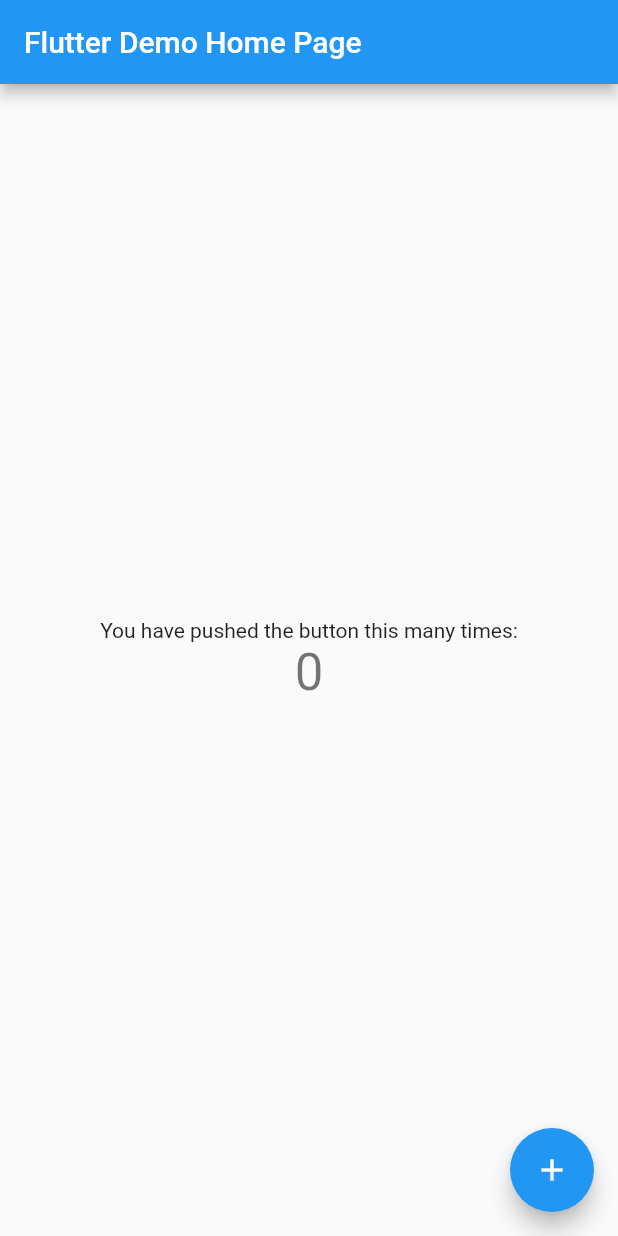
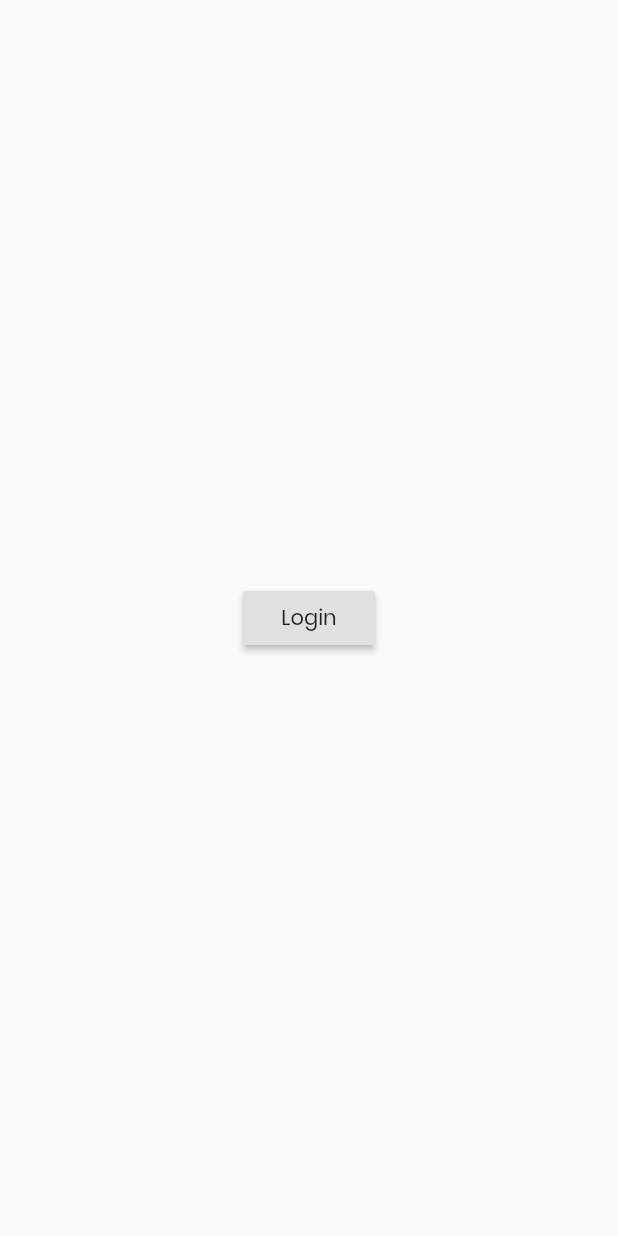
Before and after one commit to Digisata/Flutvote, a Flutter app: the screen it shows after launch, on a phone screen of 412 x 824 dp. Run offline on Flutter 3.47's test engine with Material 2 defaults, Android fonts, the phone set to English and light mode, and no system bars; our stand-ins replace firebase_auth, firebase_crashlytics; missing offline and left inert: flutter_facebook_login; accounts and stored records are empty.

Commit message:
starter pack

```diff
--- /dev/null
+++ b/lib/commons/commons.dart
@@ -0,0 +1,2 @@
+export 'color_palette.dart';
+export 'content_size.dart';
--- a/lib/main.dart
+++ b/lib/main.dart
@@ -1,117 +1,66 @@
+import 'package:firebase_crashlytics/firebase_crashlytics.dart';
 import 'package:flutter/material.dart';
+import 'package:flutter/services.dart';
+import 'package:flutvote/providers/providers.dart';
+import 'package:flutvote/routes/routes.dart';
+import 'package:provider/provider.dart';
 
 void main() {
-  runApp(MyApp());
+  Crashlytics.instance.enableInDevMode = true;
+  FlutterError.onError = Crashlytics.instance.recordFlutterError;
+  runApp(
+    ChangeNotifierProvider<AppProvider>(
+      create: (context) => AppProvider(),
+      child: Flutvote(),
+    ),
+  );
+  SystemChrome.setPreferredOrientations(
+    [
+      DeviceOrientation.portraitUp,
+      DeviceOrientation.portraitDown,
+    ],
+  );
 }
 
-class MyApp extends StatelessWidget {
-  // This widget is the root of your application.
+class Flutvote extends StatelessWidget {
   @override
   Widget build(BuildContext context) {
     return MaterialApp(
-      title: 'Flutter Demo',
+      title: 'Flutvote',
+      debugShowCheckedModeBanner: false,
+      initialRoute: '/',
+      routes: <String, WidgetBuilder>{
+        '/': (context) => SplashRoute(),
+        '/homeRoute': (context) => HomeRoute(),
+      },
       theme: ThemeData(
-        // This is the theme of your application.
-        //
-        // Try running your application with "flutter run". You'll see the
-        // application has a blue toolbar. Then, without quitting the app, try
-        // changing the primarySwatch below to Colors.green and then invoke
-        // "hot reload" (press "r" in the console where you ran "flutter run",
-        // or simply save your changes to "hot reload" in a Flutter IDE).
-        // Notice that the counter didn't reset back to zero; the application
-        // is not restarted.
-        primarySwatch: Colors.blue,
-        // This makes the visual density adapt to the platform that you run
-        // the app on. For desktop platforms, the controls will be smaller and
-        // closer together (more dense) than on mobile platforms.
-        visualDensity: VisualDensity.adaptivePlatformDensity,
+        fontFamily: 'Poppins',
+        textTheme: TextTheme(
+          headline1: TextStyle(
+            fontSize: 25,
+            fontWeight: FontWeight.bold,
+            fontStyle: FontStyle.normal,
+            color: Colors.black,
+          ),
+          headline2: TextStyle(
+            fontSize: 20.0,
+            fontStyle: FontStyle.normal,
+            color: Colors.grey,
+          ),
+          headline3: TextStyle(
+            fontSize: 20.0,
+            fontStyle: FontStyle.normal,
+            fontWeight: FontWeight.bold,
+            color: Colors.white,
+          ),
+          headline4: TextStyle(
+            color: Colors.black,
+            fontSize: 25.0,
+            fontStyle: FontStyle.normal,
+            fontWeight: FontWeight.bold,
+          ),
+        ),
       ),
-      home: MyHomePage(title: 'Flutter Demo Home Page'),
     );
   }
 }
-
-class MyHomePage extends StatefulWidget {
-  MyHomePage({Key key, this.title}) : super(key: key);
-
-  // This widget is the home page of your application. It is stateful, meaning
-  // that it has a State object (defined below) that contains fields that affect
-  // how it looks.
-
-  // This class is the configuration for the state. It holds the values (in this
-  // case the title) provided by the parent (in this case the App widget) and
-  // used by the build method of the State. Fields in a Widget subclass are
-  // always marked "final".
-
-  final String title;
-
-  @override
-  _MyHomePageState createState() => _MyHomePageState();
-}
-
-class _MyHomePageState extends State<MyHomePage> {
-  int _counter = 0;
-
-  void _incrementCounter() {
-    setState(() {
-      // This call to setState tells the Flutter framework that something has
-      // changed in this State, which causes it to rerun the build method below
-      // so that the display can reflect the updated values. If we changed
-      // _counter without calling setState(), then the build method would not be
-      // called again, and so nothing would appear to happen.
-      _counter++;
-    });
-  }
-
-  @override
-  Widget build(BuildContext context) {
-    // This method is rerun every time setState is called, for instance as done
-    // by the _incrementCounter method above.
-    //
-    // The Flutter framework has been optimized to make rerunning build methods
-    // fast, so that you can just rebuild anything that needs updating rather
-    // than having to individually change instances of widgets.
-    return Scaffold(
-      appBar: AppBar(
-        // Here we take the value from the MyHomePage object that was created by
-        // the App.build method, and use it to set our appbar title.
-        title: Text(widget.title),
-      ),
-      body: Center(
-        // Center is a layout widget. It takes a single child and positions it
-        // in the middle of the parent.
-        child: Column(
-          // Column is also a layout widget. It takes a list of children and
-          // arranges them vertically. By default, it sizes itself to fit its
-          // children horizontally, and tries to be as tall as its parent.
-          //
-          // Invoke "debug painting" (press "p" in the console, choose the
-          // "Toggle Debug Paint" action from the Flutter Inspector in Android
-          // Studio, or the "Toggle Debug Paint" command in Visual Studio Code)
-          // to see the wireframe for each widget.
-          //
-          // Column has various properties to control how it sizes itself and
-          // how it positions its children. Here we use mainAxisAlignment to
-          // center the children vertically; the main axis here is the vertical
-          // axis because Columns are vertical (the cross axis would be
-          // horizontal).
-          mainAxisAlignment: MainAxisAlignment.center,
-          children: <Widget>[
-            Text(
-              'You have pushed the button this many times:',
-            ),
-            Text(
-              '$_counter',
-              style: Theme.of(context).textTheme.headline4,
-            ),
-          ],
-        ),
-      ),
-      floatingActionButton: FloatingActionButton(
-        onPressed: _incrementCounter,
-        tooltip: 'Increment',
-        child: Icon(Icons.add),
-      ), // This trailing comma makes auto-formatting nicer for build methods.
-    );
-  }
-}
--- /dev/null
+++ b/lib/providers/app_providers.dart
@@ -0,0 +1,5 @@
+import 'package:flutter/foundation.dart';
+
+class AppProvider extends ChangeNotifier {
+
+}
--- /dev/null
+++ b/lib/providers/providers.dart
@@ -0,0 +1 @@
+export 'app_providers.dart';
--- /dev/null
+++ b/lib/routes/routes.dart
@@ -0,0 +1,2 @@
+export 'splash_route.dart';
+export 'home_route.dart';
--- /dev/null
+++ b/lib/routes/splash_route.dart
@@ -0,0 +1,25 @@
+import 'package:flutter/material.dart';
+import 'package:flutvote/services/services.dart';
+
+class SplashRoute extends StatelessWidget {
+  final FacebookAuths _facebookAuths = FacebookAuths();
+
+  @override
+  Widget build(BuildContext context) {
+    return Scaffold(
+      body: Center(
+        child: RaisedButton(
+          child: Text('Login'),
+          onPressed: () async {
+            try {
+              await _facebookAuths.signInWithFacebook();
+              Navigator.pushReplacementNamed(context, '/homeRoute');
+            } catch (error) {
+              throw 'facebook sign in error: $error';
+            }
+          },
+        ),
+      ),
+    );
+  }
+}
--- /dev/null
+++ b/lib/services/services.dart
@@ -0,0 +1,3 @@
+export 'anonymous_auths.dart';
+export 'facebook_auths.dart';
+export 'firebase_auths.dart';
```
Also changed, not shown: lib/commons/color_palette.dart (added, +10 -0 lines), lib/commons/content_size.dart (added, +71 -0 lines), lib/routes/home_route.dart (added, +33 -0 lines), lib/services/anonymous_auths.dart (added, +14 -0 lines), lib/services/facebook_auths.dart (added, +37 -0 lines), lib/services/firebase_auths.dart (added, +60 -0 lines), pubspec.yaml (+25 -15 lines), assets/fonts/Poppins-Bold.ttf (added), assets/fonts/Poppins-Regular.ttf (added), assets/logos/flutvote_logo.png (added), pubspec.lock, 38 other files.
